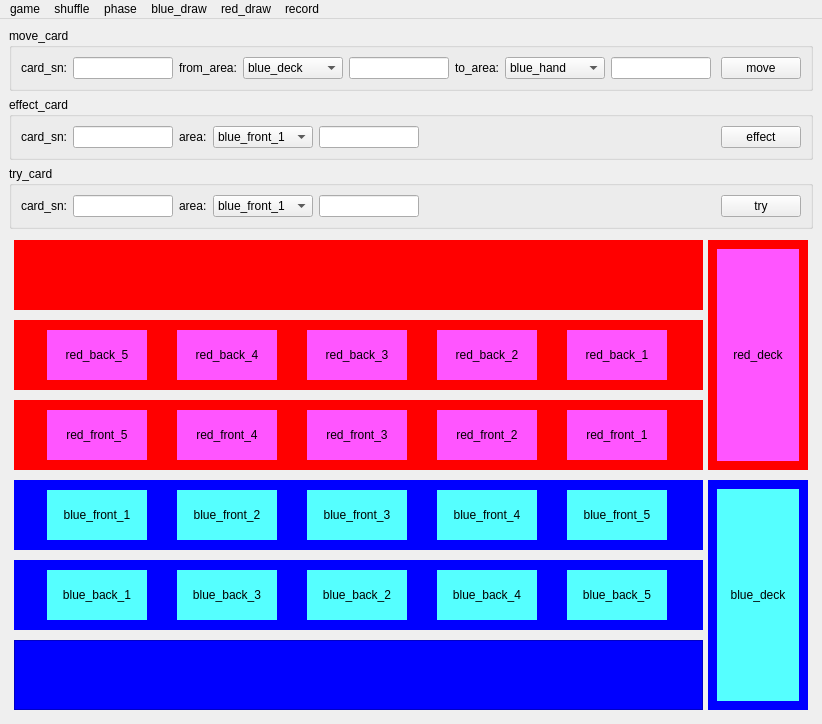
Qt form GuiApplication/mainwindow.ui (abc881858/dota_card) before a commit.
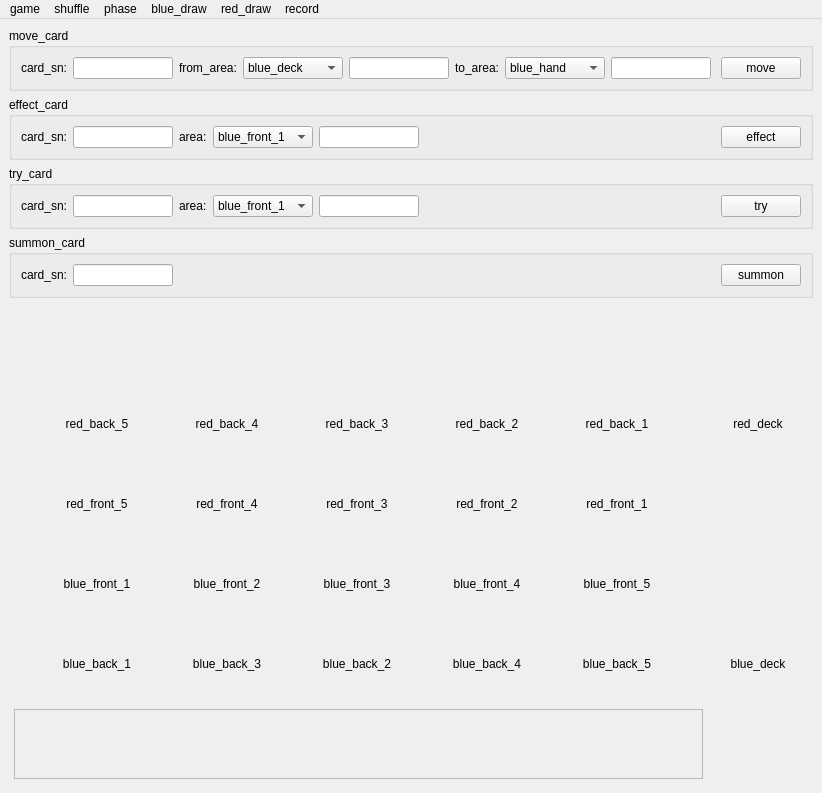
The same form after that commit.

Diff of the .ui file:
```diff
--- a/GuiApplication/mainwindow.ui
+++ b/GuiApplication/mainwindow.ui
@@ -7,7 +7,7 @@
     <x>0</x>
     <y>0</y>
     <width>822</width>
-    <height>711</height>
+    <height>775</height>
    </rect>
   </property>
   <property name="windowTitle">
@@ -941,6 +941,67 @@
       </layout>
      </widget>
     </item>
+    <item>
+     <widget class="QGroupBox" name="groupBox_4">
+      <property name="enabled">
+       <bool>true</bool>
+      </property>
+      <property name="title">
+       <string>summon_card</string>
+      </property>
+      <layout class="QHBoxLayout" name="horizontalLayout_6">
+       <item>
+        <widget class="QLabel" name="label1_summon">
+         <property name="text">
+          <string>card_sn:</string>
+         </property>
+        </widget>
+       </item>
+       <item>
+        <widget class="QLineEdit" name="card_sn_summon">
+         <property name="sizePolicy">
+          <sizepolicy hsizetype="Fixed" vsizetype="Fixed">
+           <horstretch>0</horstretch>
+           <verstretch>0</verstretch>
+          </sizepolicy>
+         </property>
+         <property name="minimumSize">
+          <size>
+           <width>100</width>
+           <height>0</height>
+          </size>
+         </property>
+         <property name="maximumSize">
+          <size>
+           <width>100</width>
+           <height>16777215</height>
+          </size>
+         </property>
+        </widget>
+       </item>
+       <item>
+        <spacer name="horizontalSpacer_8">
+         <property name="orientation">
+          <enum>Qt::Orientation::Horizontal</enum>
+         </property>
+         <property name="sizeHint" stdset="0">
+          <size>
+           <width>131</width>
+           <height>20</height>
+          </size>
+         </property>
+        </spacer>
+       </item>
+       <item>
+        <widget class="QPushButton" name="summon_card">
+         <property name="text">
+          <string>summon</string>
+         </property>
+        </widget>
+       </item>
+      </layout>
+     </widget>
+    </item>
     <item>
      <widget class="QWidget" name="widget" native="true">
       <property name="sizePolicy">
@@ -991,9 +1052,6 @@
               <height>70</height>
              </size>
             </property>
-            <property name="styleSheet">
-             <string notr="true">background-color: rgb(255, 0, 0);</string>
-            </property>
             <layout class="QHBoxLayout" name="red_hand"/>
            </widget>
           </item>
@@ -1005,9 +1063,6 @@
               <height>70</height>
              </size>
             </property>
-            <property name="styleSheet">
-             <string notr="true">background-color: rgb(255, 0, 0);</string>
-            </property>
             <layout class="QHBoxLayout" name="layout_red_back">
              <item>
               <widget class="QLabel" name="red_back_5">
@@ -1029,9 +1084,6 @@
                  <height>50</height>
                 </size>
                </property>
-               <property name="styleSheet">
-                <string notr="true">background-color: rgb(255, 85, 255);</string>
-               </property>
                <property name="text">
                 <string>red_back_5</string>
                </property>
@@ -1060,9 +1112,6 @@
                  <height>50</height>
                 </size>
                </property>
-               <property name="styleSheet">
-                <string notr="true">background-color: rgb(255, 85, 255);</string>
-               </property>
                <property name="text">
                 <string>red_back_4</string>
                </property>
@@ -1091,9 +1140,6 @@
                  <height>50</height>
                 </size>
                </property>
-               <property name="styleSheet">
-                <string notr="true">background-color: rgb(255, 85, 255);</string>
-               </property>
                <property name="text">
                 <string>red_back_3</string>
                </property>
@@ -1122,9 +1168,6 @@
                  <height>50</height>
                 </size>
                </property>
-               <property name="styleSheet">
-                <string notr="true">background-color: rgb(255, 85, 255);</string>
-               </property>
                <property name="text">
                 <string>red_back_2</string>
                </property>
@@ -1153,9 +1196,6 @@
                  <height>50</height>
                 </size>
                </property>
-               <property name="styleSheet">
-                <string notr="true">background-color: rgb(255, 85, 255);</string>
-               </property>
                <property name="text">
                 <string>red_back_1</string>
                </property>
@@ -1175,9 +1215,6 @@
               <height>70</height>
              </size>
             </property>
-            <property name="styleSheet">
-             <string notr="true">background-color: rgb(255, 0, 0);</string>
-            </property>
             <layout class="QHBoxLayout" name="layout_red_front">
              <item>
               <widget class="QLabel" name="red_front_5">
@@ -1199,9 +1236,6 @@
                  <height>50</height>
                 </size>
                </property>
-               <property name="styleSheet">
-                <string notr="true">background-color: rgb(255, 85, 255);</string>
-               </property>
                <property name="text">
                 <string>red_front_5</string>
                </property>
@@ -1230,9 +1264,6 @@
                  <height>50</height>
                 </size>
                </property>
-               <property name="styleSheet">
-                <string notr="true">background-color: rgb(255, 85, 255);</string>
-               </property>
                <property name="text">
                 <string>red_front_4</string>
                </property>
@@ -1261,9 +1292,6 @@
                  <height>50</height>
                 </size>
                </property>
-               <property name="styleSheet">
-                <string notr="true">background-color: rgb(255, 85, 255);</string>
-               </property>
                <property name="text">
                 <string>red_front_3</string>
                </property>
@@ -1292,9 +1320,6 @@
                  <height>50</height>
                 </size>
                </property>
-               <property name="styleSheet">
-                <string notr="true">background-color: rgb(255, 85, 255);</string>
-               </property>
                <property name="text">
                 <string>red_front_2</string>
                </property>
@@ -1323,9 +1348,6 @@
                  <height>16777215</height>
                 </size>
                </property>
-               <property name="styleSheet">
-                <string notr="true">background-color: rgb(255, 85, 255);</string>
-               </property>
                <property name="text">
                 <string>red_front_1</string>
                </property>
@@ -1345,9 +1367,6 @@
               <height>70</height>
              </size>
             </property>
-            <property name="styleSheet">
-             <string notr="true">background-color: rgb(0, 0, 255);</string>
-            </property>
             <layout class="QHBoxLayout" name="layout_blue_front">
              <item>
               <widget class="QLabel" name="blue_front_1">
@@ -1369,9 +1388,6 @@
                  <height>50</height>
                 </size>
                </property>
-               <property name="styleSheet">
-                <string notr="true">background-color: rgb(85, 255, 255);</string>
-               </property>
                <property name="text">
                 <string>blue_front_1</string>
                </property>
@@ -1400,9 +1416,6 @@
                  <height>50</height>
                 </size>
                </property>
-               <property name="styleSheet">
-                <string notr="true">background-color: rgb(85, 255, 255);</string>
-               </property>
                <property name="text">
                 <string>blue_front_2</string>
                </property>
@@ -1431,9 +1444,6 @@
                  <height>50</height>
                 </size>
                </property>
-               <property name="styleSheet">
-                <string notr="true">background-color: rgb(85, 255, 255);</string>
-               </property>
                <property name="text">
                 <string>blue_front_3</string>
                </property>
@@ -1462,9 +1472,6 @@
                  <height>50</height>
                 </size>
                </property>
-               <property name="styleSheet">
-                <string notr="true">background-color: rgb(85, 255, 255);</string>
-               </property>
                <property name="text">
                 <string>blue_front_4</string>
                </property>
@@ -1493,9 +1500,6 @@
                  <height>16777215</height>
                 </size>
                </property>
-               <property name="styleSheet">
-                <string notr="true">background-color: rgb(85, 255, 255);</string>
-               </property>
                <property name="text">
                 <string>blue_front_5</string>
                </property>
@@ -1515,9 +1519,6 @@
               <height>70</height>
              </size>
             </property>
-            <property name="styleSheet">
-             <string notr="true">background-color: rgb(0, 0, 255);</string>
-            </property>
             <layout class="QHBoxLayout" name="layout_blue_back">
              <item>
               <widget class="QLabel" name="blue_back_1">
@@ -1539,9 +1540,6 @@
                  <height>50</height>
                 </size>
                </property>
-               <property name="styleSheet">
-                <string notr="true">background-color: rgb(85, 255, 255);</string>
-               </property>
                <property name="text">
                 <string>blue_back_1</string>
                </property>
@@ -1570,9 +1568,6 @@
                  <height>50</height>
                 </size>
                </property>
-               <property name="styleSheet">
-                <string notr="true">background-color: rgb(85, 255, 255);</string>
-               </property>
                <property name="text">
                 <string>blue_back_3</string>
                </property>
@@ -1601,9 +1596,6 @@
                  <height>50</height>
                 </size>
                </property>
-               <property name="styleSheet">
-                <string notr="true">background-color: rgb(85, 255, 255);</string>
-               </property>
                <property name="text">
                 <string>blue_back_2</string>
                </property>
@@ -1632,9 +1624,6 @@
                  <height>50</height>
                 </size>
                </property>
-               <property name="styleSheet">
-                <string notr="true">background-color: rgb(85, 255, 255);</string>
-               </property>
                <property name="text">
                 <string>blue_back_4</string>
                </property>
@@ -1663,9 +1652,6 @@
                  <height>50</height>
                 </size>
                </property>
-               <property name="styleSheet">
-                <string notr="true">background-color: rgb(85, 255, 255);</string>
-               </property>
                <property name="text">
                 <string>blue_back_5</string>
                </property>
@@ -1688,9 +1674,6 @@
             <property name="focusPolicy">
              <enum>Qt::FocusPolicy::ClickFocus</enum>
             </property>
-            <property name="styleSheet">
-             <string notr="true">background-color: rgb(0, 0, 255);</string>
-            </property>
             <layout class="QHBoxLayout" name="layout_scroll">
              <property name="spacing">
               <number>0</number>
@@ -1779,15 +1762,9 @@
           </property>
           <item>
            <widget class="QWidget" name="widget_4" native="true">
-            <property name="styleSheet">
-             <string notr="true">background-color: rgb(255, 0, 0);</string>
-            </property>
             <layout class="QVBoxLayout" name="layout_red_deck">
              <item>
               <widget class="QLabel" name="label_21">
-               <property name="styleSheet">
-                <string notr="true">background-color: rgb(255, 85, 255);</string>
-               </property>
                <property name="text">
                 <string>red_deck</string>
                </property>
@@ -1801,15 +1778,9 @@
           </item>
           <item>
            <widget class="QWidget" name="widget_5" native="true">
-            <property name="styleSheet">
-             <string notr="true">background-color: rgb(0, 0, 255);</string>
-            </property>
             <layout class="QVBoxLayout" name="layout_blue_deck">
              <item>
               <widget class="QLabel" name="label_22">
-               <property name="styleSheet">
-                <string notr="true">background-color: rgb(85, 255, 255);</string>
-               </property>
                <property name="text">
                 <string>blue_deck</string>
                </property>
```
